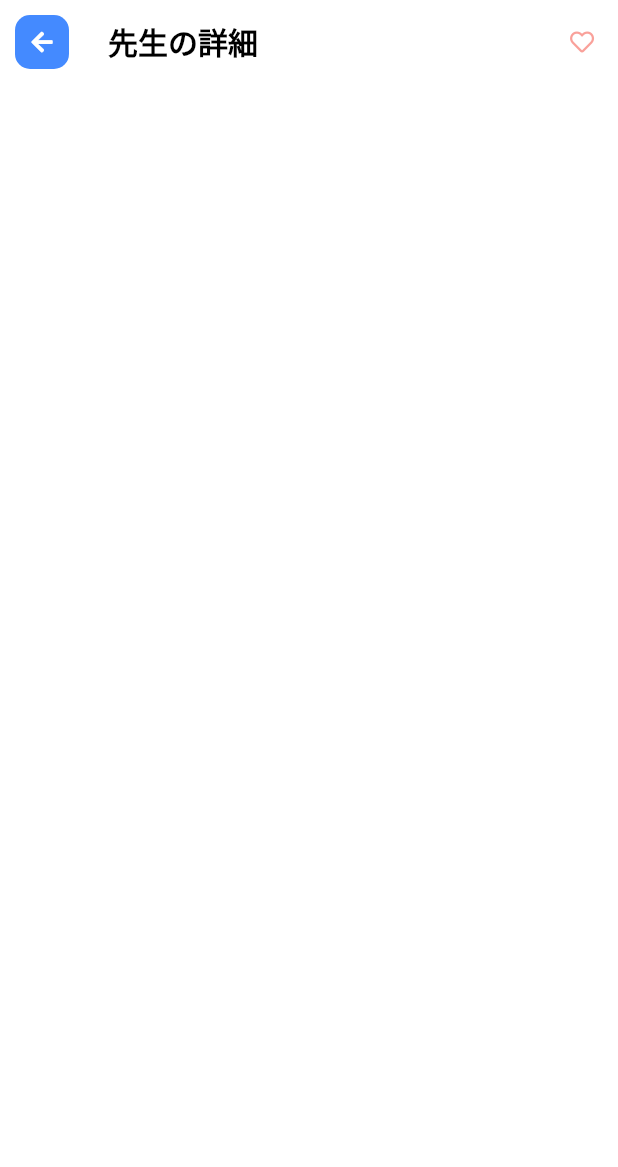
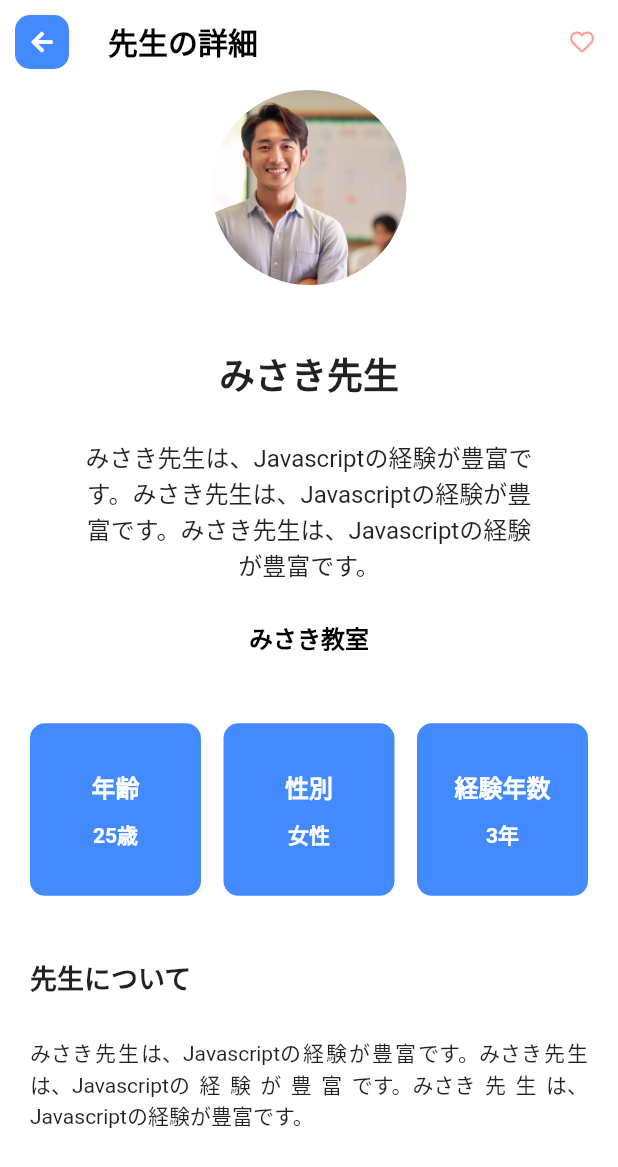
Before and after one commit to shinnkura/flutter_and_laravel, a Flutter app: the TeacherDetails screen opened by its route, on a phone screen of 412 x 824 dp. Shown: the top 1167 px of the screen. Run offline on Flutter 3.47's test engine with Material 2 defaults, Android fonts, the phone set to English and light mode, and no system bars; our stand-ins replace font_awesome_flutter.

Commit message:
先生詳細ページの作成

```diff
--- a/lib/screens/teacher_details.dart
+++ b/lib/screens/teacher_details.dart
@@ -1,5 +1,7 @@
 import 'package:flutter/material.dart';
+import 'package:flutter_and_laravel/components/button.dart';
 import 'package:flutter_and_laravel/components/custom_appbar.dart';
+import 'package:flutter_and_laravel/utils/config.dart';
 import 'package:font_awesome_flutter/font_awesome_flutter.dart';
 
 class TeacherDetails extends StatefulWidget {
@@ -35,6 +37,192 @@ class _TeacherDetailsState extends State<TeacherDetails> {
           )
         ],
       ),
+      body: SafeArea(
+        child: ListView(
+          children: <Widget>[
+            AboutDoctor(),
+            DetailBody(),
+            Spacer(),
+            Padding(
+              padding: const EdgeInsets.all(20),
+              child: Button(
+                width: double.infinity,
+                title: 'レッスンを予約する',
+                onPressed: () {},
+                disable: false,
+              ),
+            ),
+          ],
+        ),
+      ),
     );
   }
 }
+
+class AboutDoctor extends StatelessWidget {
+  const AboutDoctor({super.key});
+
+  @override
+  Widget build(BuildContext context) {
+    return Container(
+      width: double.infinity,
+      child: Column(
+        children: [
+          CircleAvatar(
+            radius: 65.0,
+            backgroundImage: AssetImage('assets/teacher.png'),
+            backgroundColor: Colors.white,
+          ),
+          Config.spaceMedium,
+          Text(
+            'みさき先生',
+            style: TextStyle(
+              fontSize: 24.0,
+              fontWeight: FontWeight.bold,
+            ),
+          ),
+          Config.spaceSmall,
+          SizedBox(
+            width: Config.widthSize * 0.75,
+            child: Text(
+              'みさき先生は、Javascriptの経験が豊富です。みさき先生は、Javascriptの経験が豊富です。みさき先生は、Javascriptの経験が豊富です。',
+              style: TextStyle(
+                fontSize: 16.0,
+                fontWeight: FontWeight.w400,
+              ),
+              textAlign: TextAlign.center,
+            ),
+          ),
+          Config.spaceSmall,
+          SizedBox(
+            width: Config.widthSize * 0.75,
+            child: Text(
+              'みさき教室',
+              style: TextStyle(
+                color: Colors.black,
+                fontWeight: FontWeight.bold,
+                fontSize: 16.0,
+              ),
+              softWrap: true,
+              textAlign: TextAlign.center,
+            ),
+          ),
+        ],
+      ),
+    );
+  }
+}
+
+class DetailBody extends StatelessWidget {
+  const DetailBody({super.key});
+
+  @override
+  Widget build(BuildContext context) {
+    Config().init(context);
+    return Container(
+      padding: const EdgeInsets.all(20),
+      margin: const EdgeInsets.only(bottom: 30),
+      child: Column(
+        crossAxisAlignment: CrossAxisAlignment.stretch,
+        children: <Widget>[
+          Config.spaceSmall,
+          TeacherInfo(),
+          Config.spaceMedium,
+          Text(
+            '先生について',
+            style: TextStyle(
+              fontSize: 18,
+              fontWeight: FontWeight.bold,
+            ),
+          ),
+          Config.spaceSmall,
+          Text(
+            'みさき先生は、Javascriptの経験が豊富です。みさき先生は、Javascriptの経験が豊富です。みさき先生は、Javascriptの経験が豊富です。',
+            style: TextStyle(
+              height: 1.5,
+              fontWeight: FontWeight.w400,
+            ),
+            softWrap: true,
+            textAlign: TextAlign.justify,
+          ),
+        ],
+      ),
+    );
+  }
+}
+
+class TeacherInfo extends StatelessWidget {
+  const TeacherInfo({super.key});
+
+  @override
+  Widget build(BuildContext context) {
+    return Row(
+      children: [
+        infoCard(
+          label: '年齢',
+          value: '25歳',
+        ),
+        SizedBox(
+          width: 15,
+        ),
+        infoCard(
+          label: '性別',
+          value: '女性',
+        ),
+        SizedBox(
+          width: 15,
+        ),
+        infoCard(
+          label: '経験年数',
+          value: '3年',
+        ),
+      ],
+    );
+  }
+}
+
+class infoCard extends StatelessWidget {
+  const infoCard({super.key, required this.label, required this.value});
+
+  final String label;
+  final String value;
+
+  @override
+  Widget build(BuildContext context) {
+    return Expanded(
+      child: Container(
+        decoration: BoxDecoration(
+          borderRadius: BorderRadius.circular(10),
+          color: Config.primaryColor,
+        ),
+        padding: EdgeInsets.symmetric(
+          vertical: 30,
+          horizontal: 20,
+        ),
+        child: Column(
+          children: <Widget>[
+            Text(
+              label,
+              style: TextStyle(
+                color: Colors.white,
+                fontSize: 16,
+                fontWeight: FontWeight.bold,
+              ),
+            ),
+            SizedBox(
+              height: 10,
+            ),
+            Text(
+              value,
+              style: TextStyle(
+                color: Colors.white,
+                fontSize: 14,
+                fontWeight: FontWeight.bold,
+              ),
+            ),
+          ],
+        ),
+      ),
+    );
+  }
+}
```
